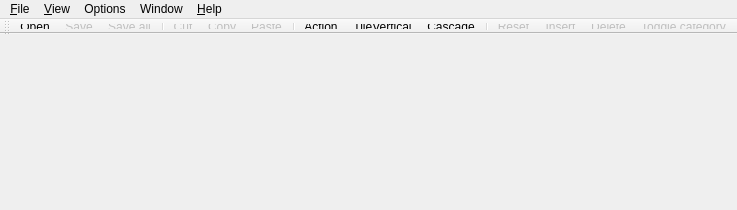
berkus/lavape, file lavape/src/Lava_UI/cmainframe.ui: the form before one commit.
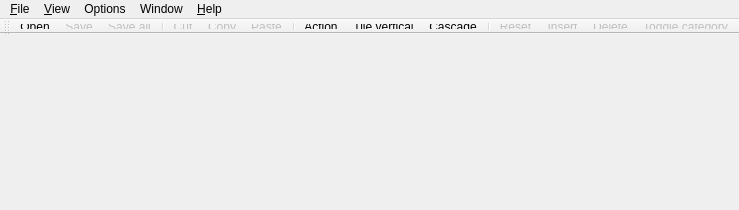
The form after the commit. Icons and pictures are not drawn.

```diff
--- a/lavape/src/Lava_UI/cmainframe.ui
+++ b/lavape/src/Lava_UI/cmainframe.ui
@@ -8,7 +8,7 @@
    <rect>
     <x>0</x>
     <y>0</y>
-    <width>301</width>
+    <width>325</width>
     <height>210</height>
    </rect>
   </property>
@@ -38,8 +38,8 @@
    </property>
    <property name="minimumSize" >
     <size>
-     <width>60</width>
-     <height>31</height>
+     <width>68</width>
+     <height>21</height>
     </size>
    </property>
    <property name="maximumSize" >
@@ -76,7 +76,7 @@
     <rect>
      <x>0</x>
      <y>0</y>
-     <width>301</width>
+     <width>325</width>
      <height>19</height>
     </rect>
    </property>
@@ -322,10 +322,10 @@
     <iconset>..\LavaPE\res\TOOLBUTTONS\Q_TileVert.xpm</iconset>
    </property>
    <property name="text" >
-    <string>Tile Vertical</string>
+    <string>Tile vertical</string>
    </property>
    <property name="iconText" >
-    <string>TileVertical</string>
+    <string>Tile vertical</string>
    </property>
    <property name="toolTip" >
     <string>Tile Vertical</string>
```
Left out of the diff: 34 changed lines with no effect on the pictures.
